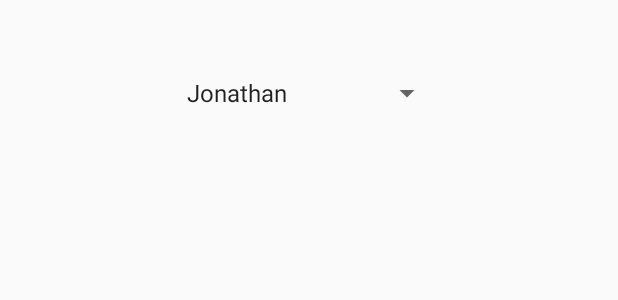
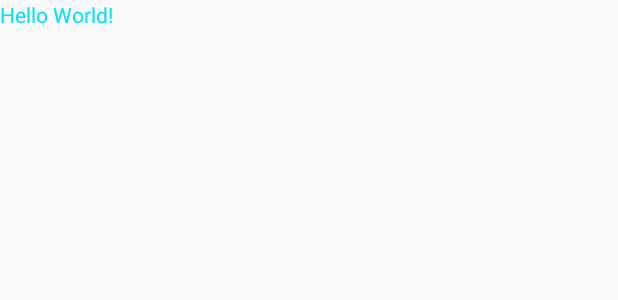
Before and after one commit to JonathanLacabe/TestApp, an Android app built with Jetpack Compose: the layout activity_main.xml on its own in the app's theme, with its tools: preview values and no code run, on a phone screen of 412 x 824 dp. Shown: the top 300 px of the screen. Run offline under Robolectric (Android 15) with nearby library versions, the phone set to English and light mode, and no system bars.

Commit message:
Languages, xml stuff, a main menu that exists out of virtue of being the main menu, this is the bomb

```diff
--- a/app/src/main/res/layout/activity_main.xml
+++ b/app/src/main/res/layout/activity_main.xml
@@ -6,21 +6,16 @@
     android:layout_height="match_parent"
     tools:context=".MainActivity">
 
-    <Spinner
+    <TextView
         android:layout_width="wrap_content"
         android:layout_height="wrap_content"
-        android:layout_centerHorizontal="true"
-        android:layout_marginTop="50dp"
-        android:id="@+id/studentsSpinner"
-        android:entries="@array/students"
-    />
+        android:text="Hello World!"
+        app:layout_constraintBottom_toBottomOf="parent"
+        app:layout_constraintLeft_toLeftOf="parent"
+        app:layout_constraintRight_toRightOf="parent"
+        app:layout_constraintTop_toTopOf="parent"
+        android:id="@+id/txtHello"
+        android:textColor="@color/blue"
+        />
 
-    <ListView
-        android:layout_width="match_parent"
-        android:layout_height="match_parent"
-        android:layout_marginTop="100dp"
-        android:id="@+id/citiesList"
-        android:layout_below="@+id/studentsSpinner"
-
-        />
 </RelativeLayout>
--- a/app/src/main/res/values/colors.xml
+++ b/app/src/main/res/values/colors.xml
@@ -10,4 +10,5 @@
     <color name="colorPrimary">#008577</color>
     <color name="colorPrimaryDark">#00574B</color>
     <color name="colorAccent">#D81B60</color>
+    <color name="blue">#00e1ff</color>
 </resources>
--- a/app/src/main/res/values/strings.xml
+++ b/app/src/main/res/values/strings.xml
@@ -1,11 +1,4 @@
 <resources>
-    <string name="app_name">Pre-Lightnote</string>
-    <string-array name="students">
-        <item>Jonathan</item>
-        <item>Whatshisface</item>
-        <item>The Other Guy</item>
-        <item>Geezer</item>
-        <item>Whippersnapper</item>
-        <item>Snoozer</item>
-    </string-array>
+    <string name="app_name">Pre-LightNote</string>
+    <string name = "hello">Hello</string>
 </resources>
--- a/app/src/main/res/values/themes.xml
+++ b/app/src/main/res/values/themes.xml
@@ -1,5 +1,15 @@
 <?xml version="1.0" encoding="utf-8"?>
 <resources>
 
-    <style name="Theme.TestApp" parent="android:Theme.Material.Light.NoActionBar" />
+    <style name="Theme.TestApp" parent="android:Theme.Material.Light.NoActionBar">
+        <item name="colorPrimary">@color/colorPrimary</item>
+        <item name="colorPrimaryDark">@color/colorPrimaryDark</item>
+        <item name="colorAccent">@color/colorAccent</item>
+    </style>
+
+    <style name="CustomizedTheme" parent="android:Theme.Material.Light.DarkActionBar">
+        <item name="colorPrimary">@color/blue</item>
+        <item name="colorPrimaryDark">@color/colorPrimaryDark</item>
+        <item name="colorAccent">@color/colorAccent</item>
+    </style>
 </resources>
```
Also changed, not shown: app/src/main/java/com/example/testapp/MainActivity.java (+26 -52 lines), app/src/main/res/drawable-anydpi/ic_settings.xml (added, +11 -0 lines), app/src/main/res/menu/main_menu.xml (added, +15 -0 lines), app/src/main/res/drawable-hdpi/ic_settings.png (added), app/src/main/res/drawable-mdpi/ic_settings.png (added), app/src/main/res/drawable-xhdpi/ic_settings.png (added), app/src/main/res/drawable-xxhdpi/ic_settings.png (added), 1 other file.
